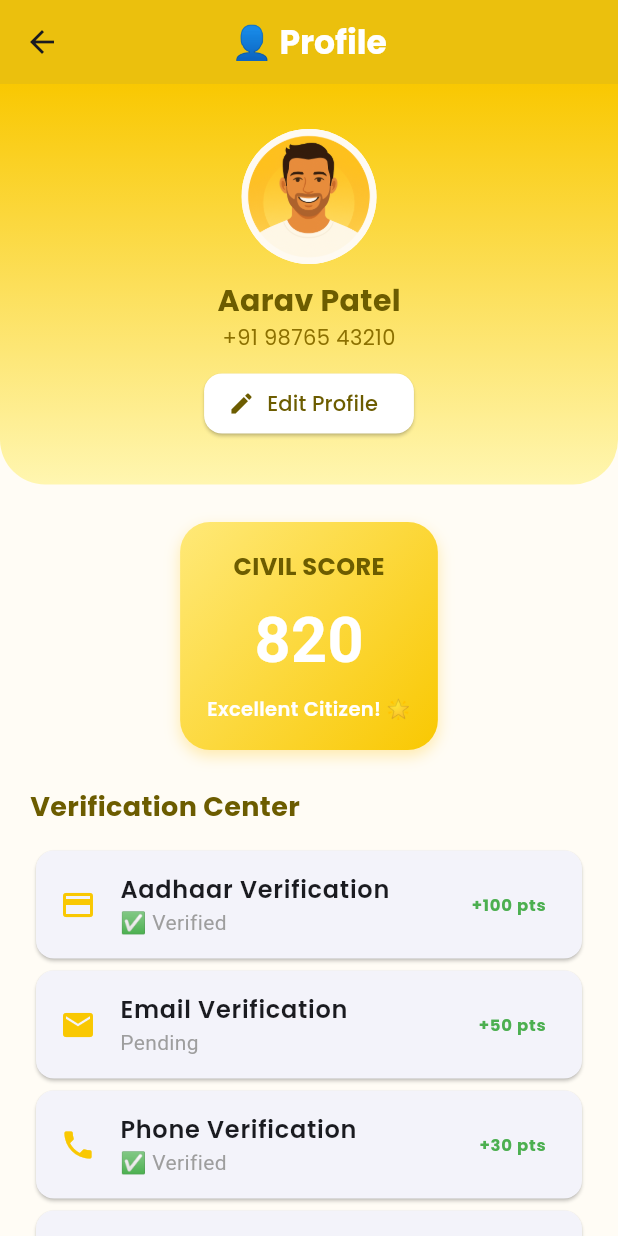
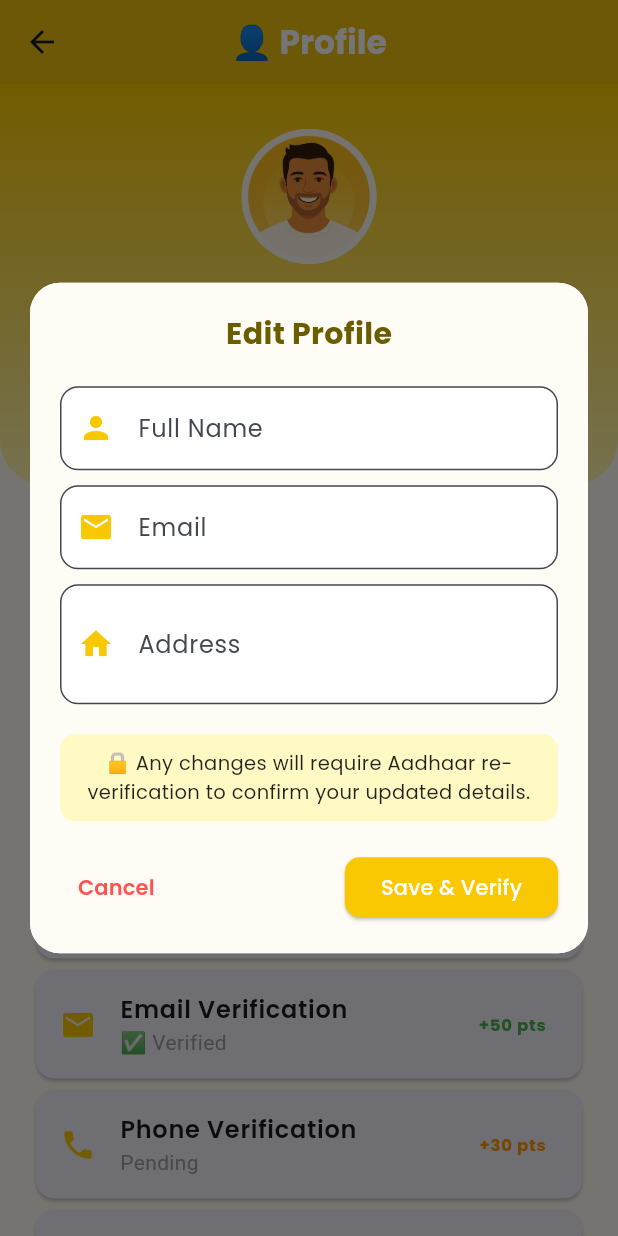
Before and after one commit to jantraOrg/frontendApp, a Flutter app: the ProfileScreen screen opened by its route, after a tap on "Edit Profile", on a phone screen of 412 x 824 dp. Run offline on Flutter 3.47's test engine with Material 3 defaults, Android fonts, the light colour scheme and no system bars.

Commit message:
profile section  almost done

```diff
--- /dev/null
+++ b/lib/screens/profile/edit_profile_popup.dart
@@ -0,0 +1,140 @@
+import 'package:flutter/material.dart';
+
+class EditProfilePopup extends StatefulWidget {
+  const EditProfilePopup({super.key});
+
+  @override
+  State<EditProfilePopup> createState() => _EditProfilePopupState();
+}
+
+class _EditProfilePopupState extends State<EditProfilePopup> {
+  final _formKey = GlobalKey<FormState>();
+  String name = "";
+  String address = "";
+  String email = "";
+
+  @override
+  Widget build(BuildContext context) {
+    return Dialog(
+      shape: RoundedRectangleBorder(borderRadius: BorderRadius.circular(20)),
+      insetPadding: const EdgeInsets.symmetric(horizontal: 20, vertical: 24),
+      child: Container(
+        padding: const EdgeInsets.all(20),
+        decoration: BoxDecoration(
+          color: const Color(0xFFFFFCF5),
+          borderRadius: BorderRadius.circular(20),
+        ),
+        child: SingleChildScrollView(
+          child: Form(
+            key: _formKey,
+            child: Column(
+              mainAxisSize: MainAxisSize.min,
+              children: [
+                const Text(
+                  "Edit Profile",
+                  style: TextStyle(
+                    fontFamily: 'Poppins',
+                    fontWeight: FontWeight.bold,
+                    fontSize: 20,
+                    color: Color(0xFF6C5C00),
+                  ),
+                ),
+                const SizedBox(height: 20),
+
+                _buildTextField("Full Name", Icons.person, (val) => name = val!),
+                const SizedBox(height: 10),
+                _buildTextField("Email", Icons.email, (val) => email = val!),
+                const SizedBox(height: 10),
+                _buildTextField("Address", Icons.home, (val) => address = val!, maxLines: 2),
+
+                const SizedBox(height: 20),
+
+                // Aadhaar Verification Note
+                Container(
+                  padding: const EdgeInsets.all(10),
+                  decoration: BoxDecoration(
+                    color: Colors.yellow.shade100,
+                    borderRadius: BorderRadius.circular(10),
+                  ),
+                  child: const Text(
+                    "🔒 Any changes will require Aadhaar re-verification to confirm your updated details.",
+                    textAlign: TextAlign.center,
+                    style: TextStyle(
+                      fontFamily: 'Poppins',
+                      fontSize: 13,
+                      color: Colors.black87,
+                    ),
+                  ),
+                ),
+
+                const SizedBox(height: 20),
+
+                Row(
+                  mainAxisAlignment: MainAxisAlignment.spaceBetween,
+                  children: [
+                    TextButton(
+                      onPressed: () => Navigator.pop(context),
+                      child: const Text(
+                        "Cancel",
+                        style: TextStyle(
+                          fontFamily: 'Poppins',
+                          color: Colors.redAccent,
+                          fontWeight: FontWeight.w600,
+                        ),
+                      ),
+                    ),
+                    ElevatedButton(
+                      style: ElevatedButton.styleFrom(
+                        backgroundColor: const Color(0xFFF9C802),
+                        foregroundColor: Colors.white,
+                        shape: RoundedRectangleBorder(
+                          borderRadius: BorderRadius.circular(10),
+                        ),
+                      ),
+                      onPressed: () {
+                        if (_formKey.currentState!.validate()) {
+                          _formKey.currentState!.save();
+
+                          // Placeholder logic for verification
+                          Navigator.pop(context);
+                          ScaffoldMessenger.of(context).showSnackBar(
+                            const SnackBar(
+                              content: Text("Changes saved. Aadhaar re-verification required."),
+                              backgroundColor: Colors.orangeAccent,
+                            ),
+                          );
+                        }
+                      },
+                      child: const Text(
+                        "Save & Verify",
+                        style: TextStyle(fontFamily: 'Poppins'),
+                      ),
+                    ),
+                  ],
+                ),
+              ],
+            ),
+          ),
+        ),
+      ),
+    );
+  }
+
+  Widget _buildTextField(
+      String label, IconData icon, FormFieldSetter<String> onSaved,
+      {int maxLines = 1}) {
+    return TextFormField(
+      decoration: InputDecoration(
+        prefixIcon: Icon(icon, color: const Color(0xFFF9C802)),
+        labelText: label,
+        labelStyle: const TextStyle(fontFamily: 'Poppins'),
+        border: OutlineInputBorder(borderRadius: BorderRadius.circular(12)),
+        filled: true,
+        fillColor: Colors.white,
+      ),
+      validator: (val) => val == null || val.isEmpty ? 'Required' : null,
+      onSaved: onSaved,
+      maxLines: maxLines,
+    );
+  }
+}
--- a/lib/screens/profile/profile_screen.dart
+++ b/lib/screens/profile/profile_screen.dart
@@ -1,14 +1,28 @@
 import 'package:flutter/material.dart';
+import 'edit_profile_popup.dart';
+import 'verify_email_popup.dart';
+import 'verify_phone_popup.dart';
+import 'verify_address_popup.dart';
 
-class ProfileScreen extends StatelessWidget {
+class ProfileScreen extends StatefulWidget {
   const ProfileScreen({super.key});
 
   @override
+  State<ProfileScreen> createState() => _ProfileScreenState();
+}
+
+class _ProfileScreenState extends State<ProfileScreen> {
+  final double civilScore = 820; // Example score
+  final String userName = "Aarav Patel";
+  final String userPhone = "+91 98765 43210";
+
+  bool aadhaarVerified = true;
+  bool emailVerified = true;
+  bool phoneVerified = false;
+  bool addressVerified = false;
+
+  @override
   Widget build(BuildContext context) {
-    final double civilScore = 820; // Example score
-    final String userName = "Aarav Patel";
-    final String userPhone = "+91 98765 43210";
-
     return Scaffold(
       backgroundColor: const Color(0xFFFFFCF5),
       appBar: AppBar(
@@ -78,7 +92,12 @@ class ProfileScreen extends StatelessWidget {
                         borderRadius: BorderRadius.circular(12),
                       ),
                     ),
-                    onPressed: () {},
+                    onPressed: () {
+                      showDialog(
+                        context: context,
+                        builder: (context) => const EditProfilePopup(),
+                      );
+                    },
                     icon: const Icon(Icons.edit, size: 18),
                     label: const Text(
                       "Edit Profile",
@@ -167,27 +186,31 @@ class ProfileScreen extends StatelessWidget {
                   ),
                   const SizedBox(height: 12),
                   _buildVerificationTile(
+                    context: context,
                     icon: Icons.credit_card,
                     title: "Aadhaar Verification",
-                    status: "✅ Verified",
+                    status: aadhaarVerified ? "✅ Verified" : "Pending",
                     points: "+100 pts",
                   ),
                   _buildVerificationTile(
+                    context: context,
                     icon: Icons.email,
                     title: "Email Verification",
-                    status: "Pending",
+                    status: emailVerified ? "✅ Verified" : "Pending",
                     points: "+50 pts",
                   ),
                   _buildVerificationTile(
+                    context: context,
                     icon: Icons.phone,
                     title: "Phone Verification",
-                    status: "✅ Verified",
+                    status: phoneVerified ? "✅ Verified" : "Pending",
                     points: "+30 pts",
                   ),
                   _buildVerificationTile(
+                    context: context,
                     icon: Icons.home,
                     title: "Address Verification",
-                    status: "Not Done",
+                    status: addressVerified ? "✅ Verified" : "Not Done",
                     points: "+70 pts",
                   ),
                 ],
@@ -292,13 +315,15 @@ class ProfileScreen extends StatelessWidget {
   }
 
   // 🔸 Helper Widgets
-
-  static Widget _buildVerificationTile({
+  Widget _buildVerificationTile({
+    required BuildContext context,
     required IconData icon,
     required String title,
     required String status,
     required String points,
   }) {
+    final bool isVerified = status.contains("✅");
+
     return Card(
       elevation: 1,
       shape: RoundedRectangleBorder(borderRadius: BorderRadius.circular(12)),
@@ -311,17 +336,37 @@ class ProfileScreen extends StatelessWidget {
         subtitle: Text(status, style: const TextStyle(color: Colors.grey)),
         trailing: Text(
           points,
-          style: const TextStyle(
-            color: Colors.green,
+          style: TextStyle(
+            color: isVerified ? Colors.green : Colors.orange,
             fontWeight: FontWeight.bold,
             fontFamily: 'Poppins',
           ),
         ),
+        onTap: () {
+          if (!isVerified) {
+            if (title == "Email Verification") {
+              showDialog(
+                context: context,
+                builder: (context) => const VerifyEmailPopup(),
+              );
+            } else if (title == "Phone Verification") {
+              showDialog(
+                context: context,
+                builder: (context) => const VerifyPhonePopup(),
+              );
+            } else if (title == "Address Verification") {
+              showDialog(
+                context: context,
+                builder: (context) => const VerifyAddressPopup(),
+              );
+            }
+          }
+        },
       ),
     );
   }
 
-  static Widget _buildStatCard(String title, String value, IconData icon) {
+  Widget _buildStatCard(String title, String value, IconData icon) {
     return Column(
       children: [
         CircleAvatar(
@@ -350,7 +395,7 @@ class ProfileScreen extends StatelessWidget {
     );
   }
 
-  static Widget _buildSettingsTile(IconData icon, String title) {
+  Widget _buildSettingsTile(IconData icon, String title) {
     return ListTile(
       leading: Icon(icon, color: const Color(0xFF6C5C00)),
       title: Text(
```
Also changed, not shown: lib/screens/profile/verify_address_popup.dart (added, +74 -0 lines), lib/screens/profile/verify_email_popup.dart (added, +109 -0 lines), lib/screens/profile/verify_phone_popup.dart (added, +104 -0 lines).
